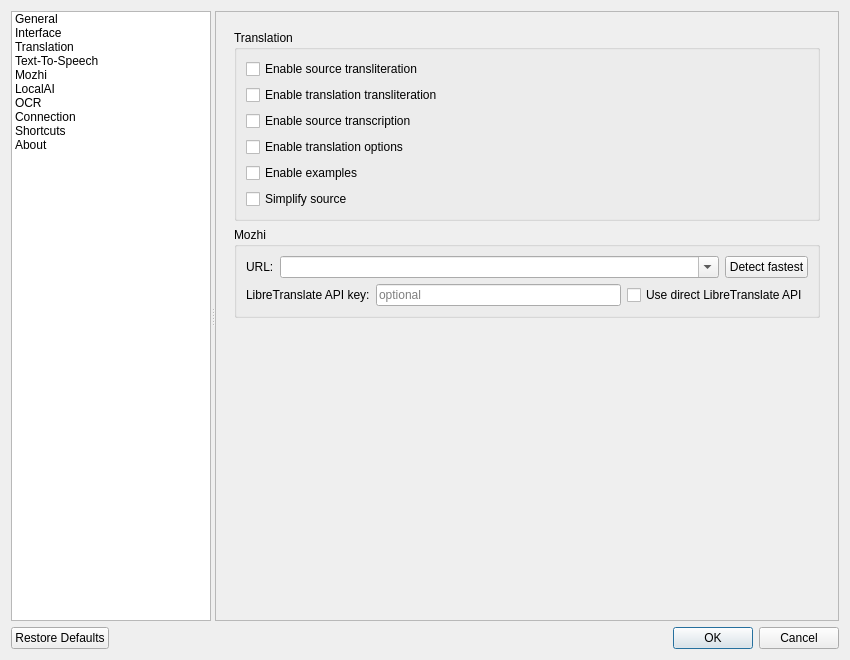
Old version of the form src/settings/settingsdialog.ui in the repository KDE/crow-translate.
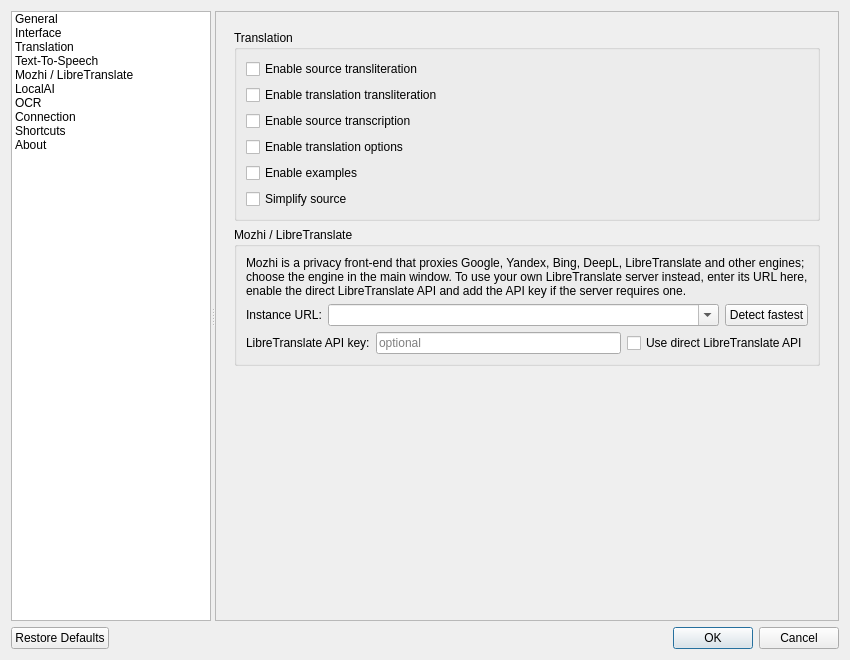
New version of the form. The open tabs and pages were chosen to show the change. Icons and pictures are not drawn. Custom widgets are drawn as their Qt base class.

Commit message:
Present the backend as Mozhi / LibreTranslate and say how to use a server
LibreTranslate support has been there - an API key, and a direct mode
that talks LibreTranslate's own API - without the settings page saying
so. Name the backend "Mozhi / LibreTranslate" where it is picked and on
its page, label the URL field as the instance, and explain in one
paragraph what Mozhi proxies and how to point the backend at a
LibreTranslate server of one's own.

The edit to the form file:
```diff
--- a/src/settings/settingsdialog.ui
+++ b/src/settings/settingsdialog.ui
@@ -78,7 +78,7 @@
       </item>
       <item>
        <property name="text">
-        <string>Mozhi</string>
+        <string>Mozhi / LibreTranslate</string>
        </property>
        <property name="icon">
         <iconset theme="preferences-desktop-locale"/>
@@ -910,15 +910,25 @@
             <item>
              <widget class="QGroupBox" name="mozhiGroupBox">
               <property name="title">
-               <string notr="true">Mozhi</string>
+               <string notr="true">Mozhi / LibreTranslate</string>
               </property>
               <layout class="QVBoxLayout" name="mozhiGroupBoxLayout">
+               <item>
+                <widget class="QLabel" name="mozhiHelpLabel">
+                 <property name="text">
+                  <string>Mozhi is a privacy front-end that proxies Google, Yandex, Bing, DeepL, LibreTranslate and other engines; choose the engine in the main window. To use your own LibreTranslate server instead, enter its URL here, enable the direct LibreTranslate API and add the API key if the server requires one.</string>
+                 </property>
+                 <property name="wordWrap">
+                  <bool>true</bool>
+                 </property>
+                </widget>
+               </item>
                <item>
                 <layout class="QHBoxLayout" name="instanceRowLayout">
                  <item>
                   <widget class="QLabel" name="mozhiUrlLabel">
                    <property name="text">
-                    <string notr="true">URL:</string>
+                    <string>Instance URL:</string>
                    </property>
                   </widget>
                  </item>
```
Left out of the diff: 6 changed lines with no effect on the pictures. The commit also changes 1 other file.
